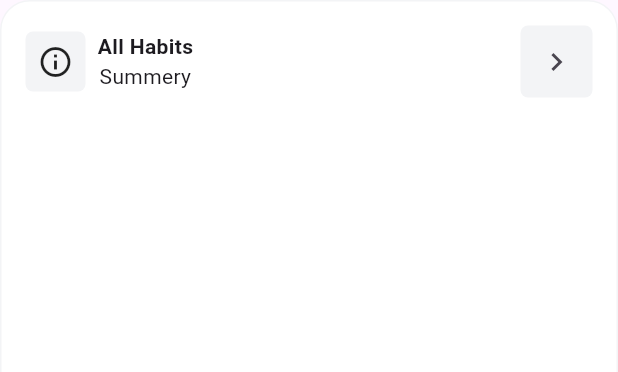
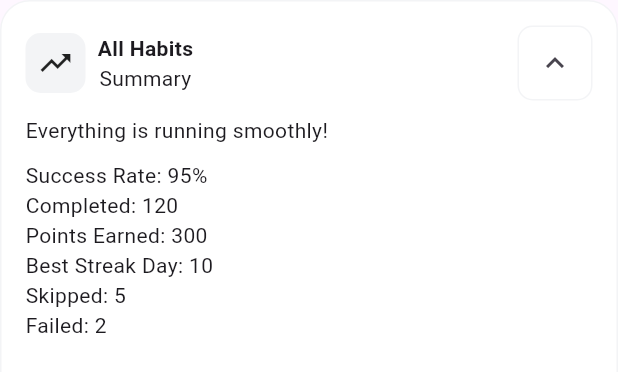
Before and after one commit to TriTechies/git-tracker, a Flutter app: the StatusWidget widget shown alone on an empty page, opened directly, on a phone screen of 412 x 824 dp. Shown: the top 372 px of the screen. Run offline on Flutter 3.47's test engine with Material 3 defaults, Android fonts, the phone set to English and light mode, and no system bars; our stand-ins replace fl_chart, get, get_storage, smooth_page_indicator; accounts and stored records are empty; project files that could hold a hidden picture were left out.

Commit message:
feat: minor ui adjustments

```diff
--- a/lib/view/dashboard/dashboard_screen.dart
+++ b/lib/view/dashboard/dashboard_screen.dart
@@ -69,7 +69,8 @@ class _DashboardScreenState extends State<DashboardScreen>
       child: Container(
         height: 36, // Reduced height
         decoration: BoxDecoration(
-          color: Colors.grey[300], // Gray background for tab bar
+          color: const Color.fromARGB(
+              255, 234, 236, 240), // Gray background for tab bar
           borderRadius:
               BorderRadius.circular(16), // Slightly smaller border radius
         ),
@@ -81,6 +82,7 @@ class _DashboardScreenState extends State<DashboardScreen>
               color: Colors.white, // White background for selected tab
               borderRadius: BorderRadius.circular(16),
             ),
+            dividerHeight: 0,
             labelColor: Colors.blue[400], // Selected tab text color
             unselectedLabelColor: Colors.grey[800], // Unselected tab text color
             indicatorSize: TabBarIndicatorSize.tab,
--- a/lib/view/dashboard/widgets/status_widget.dart
+++ b/lib/view/dashboard/widgets/status_widget.dart
@@ -8,11 +8,17 @@ class StatusWidget extends StatefulWidget {
 }
 
 class _StatusWidgetState extends State<StatusWidget> {
-  bool _isExpanded = false;
+  bool _isExpanded = true;
 
   @override
   Widget build(BuildContext context) {
-    return Container(
+    return GestureDetector(
+      onTap: () {
+        setState(() {
+          _isExpanded = !_isExpanded; // Toggle accordion state
+        });
+      },
+      child: Container(
         decoration: BoxDecoration(
           color: Colors.white, // Background color
           border: Border.all(
@@ -32,14 +38,14 @@ class _StatusWidgetState extends State<StatusWidget> {
                     children: [
                       Container(
                         decoration: BoxDecoration(
-                        borderRadius: BorderRadius.circular(5),
+                          borderRadius: BorderRadius.circular(10),
                           color: const Color.fromARGB(
                               255, 243, 244, 246), // Background color
                         ),
                         child: const Padding(
                           padding: EdgeInsets.all(8.0),
                           child: Icon(
-                          Icons.info_outline,
+                            Icons.trending_up_sharp,
                           ),
                         ),
                       ), // Icon next to title
@@ -51,21 +57,27 @@ class _StatusWidgetState extends State<StatusWidget> {
                             style: TextStyle(fontWeight: FontWeight.bold),
                           ),
                           Text(
-                          'Summery',
+                            'Summary',
                           ),
                         ],
-                    )
+                      ),
                     ],
                   ),
                   Container(
                     decoration: BoxDecoration(
-                    borderRadius: BorderRadius.circular(5),
-                    color: const Color.fromARGB(
-                        255, 243, 244, 246), // Background color
+                      borderRadius: BorderRadius.circular(10),
+                      border: Border.all(
+                          color: const Color.fromARGB(255, 243, 244, 246),
+                          width: 1),
                     ),
                     child: IconButton(
-                    icon: Icon(
-                      _isExpanded ? Icons.chevron_left : Icons.chevron_right,
+                      icon: Transform.rotate(
+                        angle: _isExpanded
+                            ? -3.14159 / 2
+                            : 3.14159 / 2, // Rotate 90 degrees when collapsed
+                        child: const Icon(
+                          Icons.chevron_right,
+                        ),
                       ),
                       onPressed: () {
                         setState(() {
@@ -77,9 +89,22 @@ class _StatusWidgetState extends State<StatusWidget> {
                 ],
               ),
               const SizedBox(height: 10),
-            if (_isExpanded) // Show the content when expanded
-              const Text('Everything is running smoothly!'),
+              if (_isExpanded) // Show the expanded content
+                const Column(
+                  crossAxisAlignment: CrossAxisAlignment.start,
+                  children: [
+                    Text('Everything is running smoothly!'),
+                    SizedBox(height: 10),
+                    Text('Success Rate: 95%'),
+                    Text('Completed: 120'),
+                    Text('Points Earned: 300'),
+                    Text('Best Streak Day: 10'),
+                    Text('Skipped: 5'),
+                    Text('Failed: 2'),
                   ],
+                ),
+            ],
+          ),
         ),
       ),
     );
```
Lines whose indentation alone changed are shown as unchanged.
